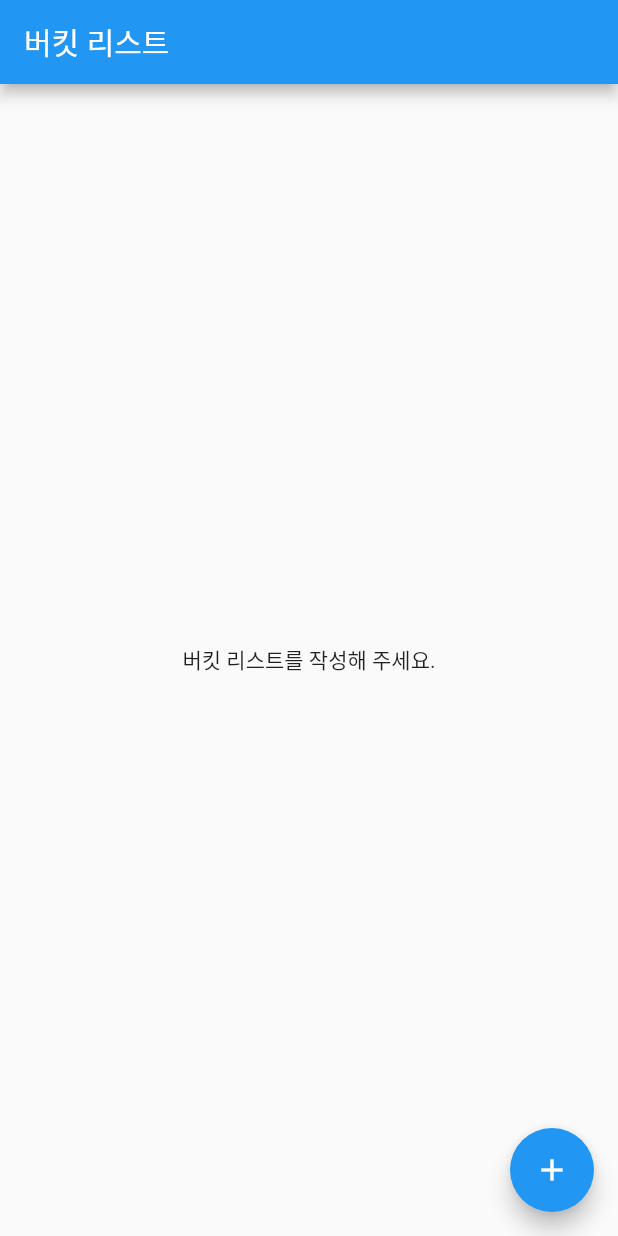
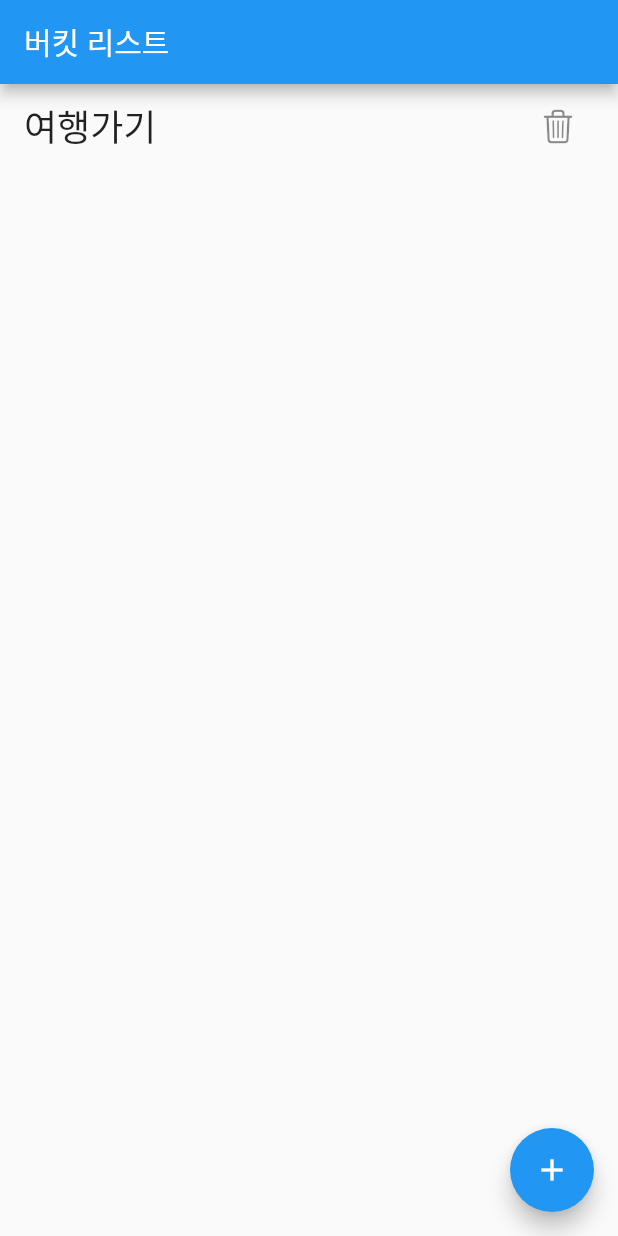
Before and after one commit to gitpher/bucket_list, a Flutter app: the screen it shows after launch, on a phone screen of 412 x 824 dp. Run offline on Flutter 3.47's test engine with Material 2 defaults, Android fonts, the phone set to English and light mode, and no system bars.

Commit message:
simple bucket_list homepage

```diff
--- a/lib/main.dart
+++ b/lib/main.dart
@@ -18,8 +18,15 @@ class MyApp extends StatelessWidget {
 }
 
 /// 홈 페이지
-class HomePage extends StatelessWidget {
+class HomePage extends StatefulWidget {
   const HomePage({Key? key}) : super(key: key);
+
+  @override
+  State<HomePage> createState() => _HomePageState();
+}
+
+class _HomePageState extends State<HomePage> {
+  List<String> bucketList = ['여행가기']; // 전체 버킷리스트 목록
 
   @override
   Widget build(BuildContext context) {
@@ -27,7 +34,35 @@ class HomePage extends StatelessWidget {
       appBar: AppBar(
         title: Text("버킷 리스트"),
       ),
-      body: Center(child: Text("버킷 리스트를 작성해 주세요.")),
+      body: bucketList.isEmpty
+          ? Center(child: Text("버킷 리스트를 작성해 주세요."))
+          : ListView.builder(
+              itemCount: bucketList.length, // bucketList 개수 만큼 보여주기
+              itemBuilder: (context, index) {
+                String bucket = bucketList[index]; // index에 해당하는 bucket 가져오기
+                return ListTile(
+                  // 버킷 리스트 할 일
+                  title: Text(
+                    bucket,
+                    style: TextStyle(
+                      fontSize: 24,
+                    ),
+                  ),
+                  // 삭제 아이콘 버튼
+                  trailing: IconButton(
+                    icon: Icon(CupertinoIcons.delete),
+                    onPressed: () {
+                      // 삭제 버튼 클릭시
+                      print('$bucket : 삭제하기');
+                    },
+                  ),
+                  onTap: () {
+                    // 아이템 클릭시
+                    print('$bucket : 클릭 됨');
+                  },
+                );
+              },
+            ),
       floatingActionButton: FloatingActionButton(
         child: Icon(Icons.add),
         onPressed: () {
```
